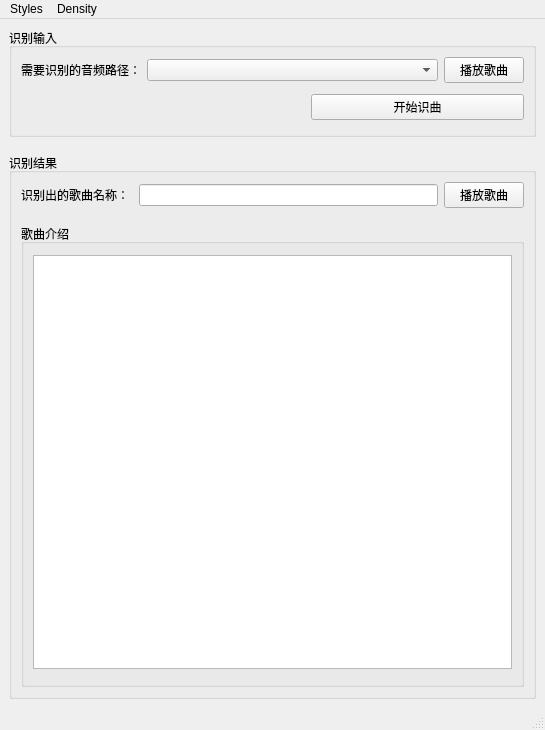
Qt form ui/Index.ui (SolitudeFate/Sunday) before a commit.
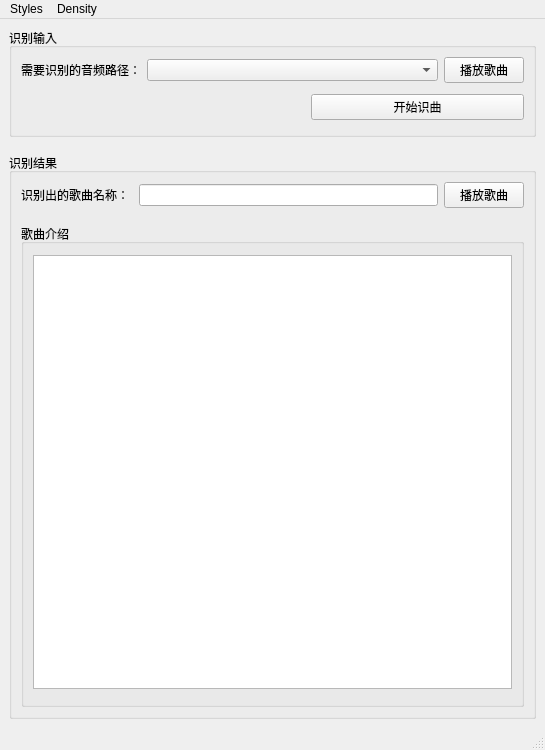
The same form after that commit.

Patch:
```diff
--- a/ui/Index.ui
+++ b/ui/Index.ui
@@ -7,7 +7,7 @@
     <x>0</x>
     <y>0</y>
     <width>545</width>
-    <height>730</height>
+    <height>750</height>
    </rect>
   </property>
   <property name="windowTitle">
```
